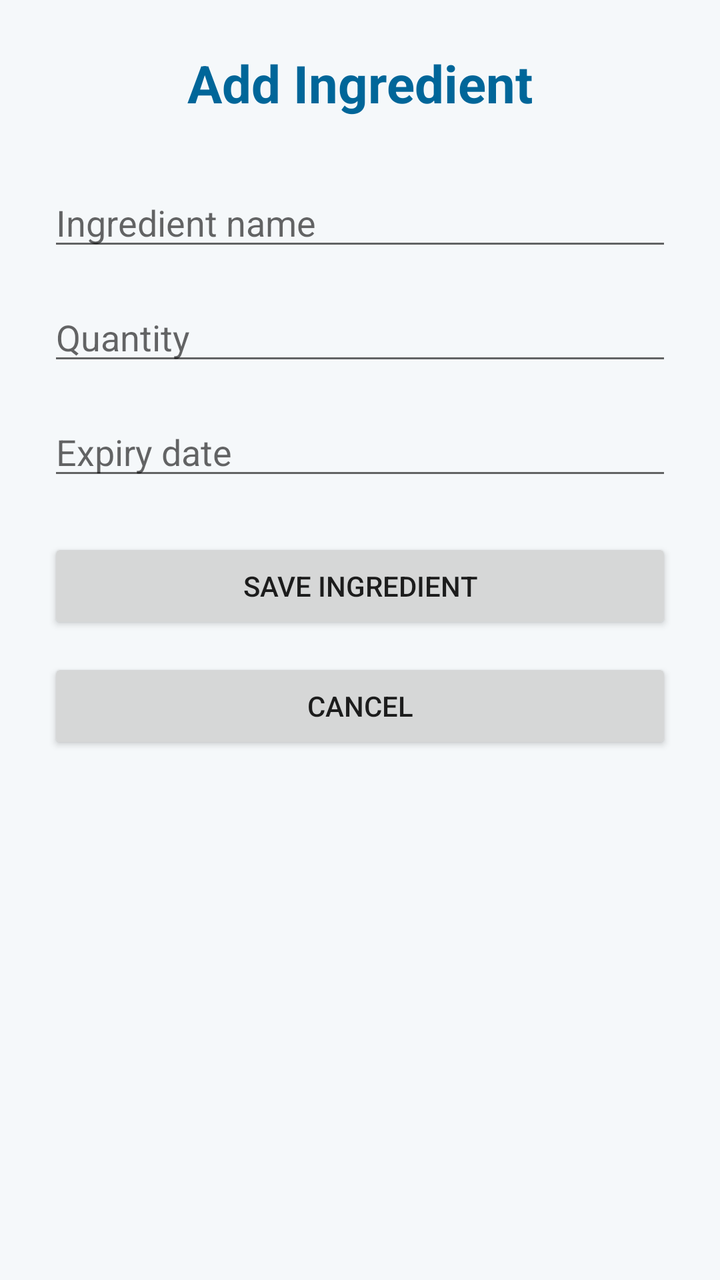
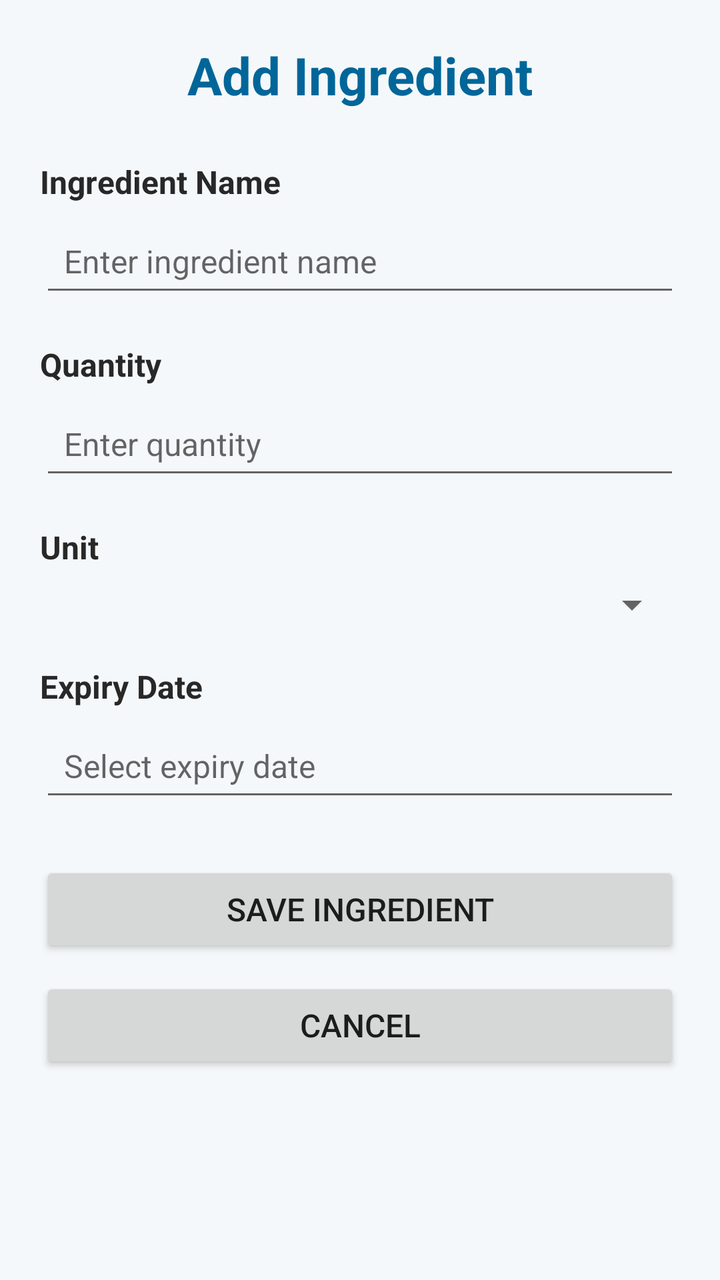

The first picture is an Android layout as it rendered before a commit; the second is the same layout after the commit. The layout source and the unified diff follow.
<!-- AndroidManifest.xml: application theme Theme.SmartPantryManager -->
<!-- res/layout/activity_add_edit_ingredient.xml -->
<?xml version="1.0" encoding="utf-8"?>
<LinearLayout xmlns:android="http://schemas.android.com/apk/res/android"
    xmlns:tools="http://schemas.android.com/tools"
    android:layout_width="match_parent"
    android:layout_height="match_parent"
    android:orientation="vertical"
    android:background="#F5F8FA"
    android:padding="24dp">

    <TextView
        android:id="@+id/tvFormTitle"
        android:layout_width="match_parent"
        android:layout_height="wrap_content"
        android:text="Add Ingredient"
        android:textSize="26sp"
        android:textStyle="bold"
        android:textColor="#006699"
        android:gravity="center"
        android:layout_marginBottom="30dp"
        tools:ignore="HardcodedText" />

    <EditText
        android:id="@+id/etIngredientName"
        android:layout_width="match_parent"
        android:layout_height="wrap_content"
        android:hint="Ingredient name"
        android:inputType="text"
        android:layout_marginBottom="16dp"
        tools:ignore="Autofill,HardcodedText" />

    <EditText
        android:id="@+id/etQuantity"
        android:layout_width="match_parent"
        android:layout_height="wrap_content"
        android:hint="Quantity"
        android:inputType="number"
        android:layout_marginBottom="16dp"
        tools:ignore="Autofill,HardcodedText" />

    <EditText
        android:id="@+id/etExpiryDate"
        android:layout_width="match_parent"
        android:layout_height="wrap_content"
        android:clickable="true"
        android:focusable="false"
        android:hint="Expiry date"
        android:inputType="none"
        android:layout_marginBottom="24dp"
        tools:ignore="Autofill,HardcodedText" />

    <Button
        android:id="@+id/btnSaveIngredient"
        android:layout_width="match_parent"
        android:layout_height="wrap_content"
        android:text="Save Ingredient"
        android:layout_marginBottom="12dp"
        tools:ignore="HardcodedText" />

    <Button
        android:id="@+id/btnCancel"
        android:layout_width="match_parent"
        android:layout_height="wrap_content"
        android:text="Cancel"
        tools:ignore="HardcodedText" />

</LinearLayout>
<!-- resources referenced by this layout -->
<resources>
  <style name="Theme.SmartPantryManager" parent="Theme.AppCompat.Light.NoActionBar" />
</resources>

<!-- the commit's change to res/layout/activity_add_edit_ingredient.xml (unified diff, before → after) -->
@@ -1,66 +1,132 @@
 <?xml version="1.0" encoding="utf-8"?>
-<LinearLayout xmlns:android="http://schemas.android.com/apk/res/android"
+<ScrollView xmlns:android="http://schemas.android.com/apk/res/android"
     xmlns:tools="http://schemas.android.com/tools"
     android:layout_width="match_parent"
     android:layout_height="match_parent"
-    android:orientation="vertical"
     android:background="#F5F8FA"
-    android:padding="24dp">
+    tools:context=".ui.AddEditIngredientActivity">
 
-    <TextView
-        android:id="@+id/tvFormTitle"
+    <LinearLayout
         android:layout_width="match_parent"
         android:layout_height="wrap_content"
-        android:text="Add Ingredient"
-        android:textSize="26sp"
-        android:textStyle="bold"
-        android:textColor="#006699"
-        android:gravity="center"
-        android:layout_marginBottom="30dp"
-        tools:ignore="HardcodedText" />
+        android:orientation="vertical"
+        android:padding="20dp">
 
-    <EditText
-        android:id="@+id/etIngredientName"
-        android:layout_width="match_parent"
-        android:layout_height="wrap_content"
-        android:hint="Ingredient name"
-        android:inputType="text"
-        android:layout_marginBottom="16dp"
-        tools:ignore="Autofill,HardcodedText" />
+        <TextView
+            android:id="@+id/tvTitle"
+            android:layout_width="match_parent"
+            android:layout_height="wrap_content"
+            android:layout_marginBottom="25dp"
+            android:gravity="center"
+            android:text="Add Ingredient"
+            android:textColor="#006699"
+            android:textSize="26sp"
+            android:textStyle="bold"
+            tools:ignore="HardcodedText" />
 
-    <EditText
-        android:id="@+id/etQuantity"
-        android:layout_width="match_parent"
-        android:layout_height="wrap_content"
-        android:hint="Quantity"
-        android:inputType="number"
-        android:layout_marginBottom="16dp"
-        tools:ignore="Autofill,HardcodedText" />
+        <TextView
+            android:layout_width="match_parent"
+            android:layout_height="wrap_content"
+            android:layout_marginBottom="6dp"
+            android:text="Ingredient Name"
+            android:textColor="#282828"
+            android:textSize="16sp"
+            android:textStyle="bold"
+            tools:ignore="HardcodedText" />
 
-    <EditText
-        android:id="@+id/etExpiryDate"
-        android:layout_width="match_parent"
-        android:layout_height="wrap_content"
-        android:clickable="true"
-        android:focusable="false"
-        android:hint="Expiry date"
-        android:inputType="none"
-        android:layout_marginBottom="24dp"
-        tools:ignore="Autofill,HardcodedText" />
+        <EditText
+            android:id="@+id/etIngredientName"
+            android:layout_width="match_parent"
+            android:layout_height="wrap_content"
+            android:layout_marginBottom="18dp"
+            android:autofillHints=""
+            android:hint="Enter ingredient name"
+            android:inputType="textCapSentences"
+            android:padding="12dp"
+            android:singleLine="true"
+            android:textSize="16sp"
+            tools:ignore="HardcodedText" />
 
-    <Button
-        android:id="@+id/btnSaveIngredient"
-        android:layout_width="match_parent"
-        android:layout_height="wrap_content"
-        android:text="Save Ingredient"
-        android:layout_marginBottom="12dp"
-        tools:ignore="HardcodedText" />
+        <TextView
+            android:layout_width="match_parent"
+            android:layout_height="wrap_content"
+            android:layout_marginBottom="6dp"
+            android:text="Quantity"
+            android:textColor="#282828"
+            android:textSize="16sp"
+            android:textStyle="bold"
+            tools:ignore="HardcodedText" />
 
-    <Button
-        android:id="@+id/btnCancel"
-        android:layout_width="match_parent"
-        android:layout_height="wrap_content"
-        android:text="Cancel"
-        tools:ignore="HardcodedText" />
+        <EditText
+            android:id="@+id/etQuantity"
+            android:layout_width="match_parent"
+            android:layout_height="wrap_content"
+            android:layout_marginBottom="18dp"
+            android:autofillHints=""
+            android:hint="Enter quantity"
+            android:inputType="number"
+            android:padding="12dp"
+            android:singleLine="true"
+            android:textSize="16sp"
+            tools:ignore="HardcodedText" />
 
-</LinearLayout>
+        <TextView
+            android:layout_width="match_parent"
+            android:layout_height="wrap_content"
+            android:layout_marginBottom="6dp"
+            android:text="Unit"
+            android:textColor="#282828"
+            android:textSize="16sp"
+            android:textStyle="bold"
+            tools:ignore="HardcodedText" />
+
+        <Spinner
+            android:id="@+id/spinnerUnit"
+            android:layout_width="match_parent"
+            android:layout_height="wrap_content"
+            android:layout_marginBottom="18dp" />
+
+        <TextView
+            android:layout_width="match_parent"
+            android:layout_height="wrap_content"
+            android:layout_marginBottom="6dp"
+            android:text="Expiry Date"
+            android:textColor="#282828"
+            android:textSize="16sp"
+            android:textStyle="bold"
+            tools:ignore="HardcodedText" />
+
+        <EditText
+            android:id="@+id/etExpiryDate"
+            android:layout_width="match_parent"
+            android:layout_height="wrap_content"
+            android:layout_marginBottom="25dp"
+            android:autofillHints=""
+            android:clickable="true"
+            android:focusable="false"
+            android:hint="Select expiry date"
+            android:padding="12dp"
+            android:singleLine="true"
+            android:textSize="16sp"
+            tools:ignore="HardcodedText,KeyboardInaccessibleWidget,TextFields" />
+
+        <Button
+            android:id="@+id/btnSaveIngredient"
+            android:layout_width="match_parent"
+            android:layout_height="wrap_content"
+            android:layout_marginBottom="10dp"
+            android:text="Save Ingredient"
+            android:textSize="16sp"
+            tools:ignore="HardcodedText" />
+
+        <Button
+            android:id="@+id/btnCancel"
+            android:layout_width="match_parent"
+            android:layout_height="wrap_content"
+            android:text="Cancel"
+            android:textSize="16sp"
+            tools:ignore="HardcodedText" />
+
+    </LinearLayout>
+
+</ScrollView>
